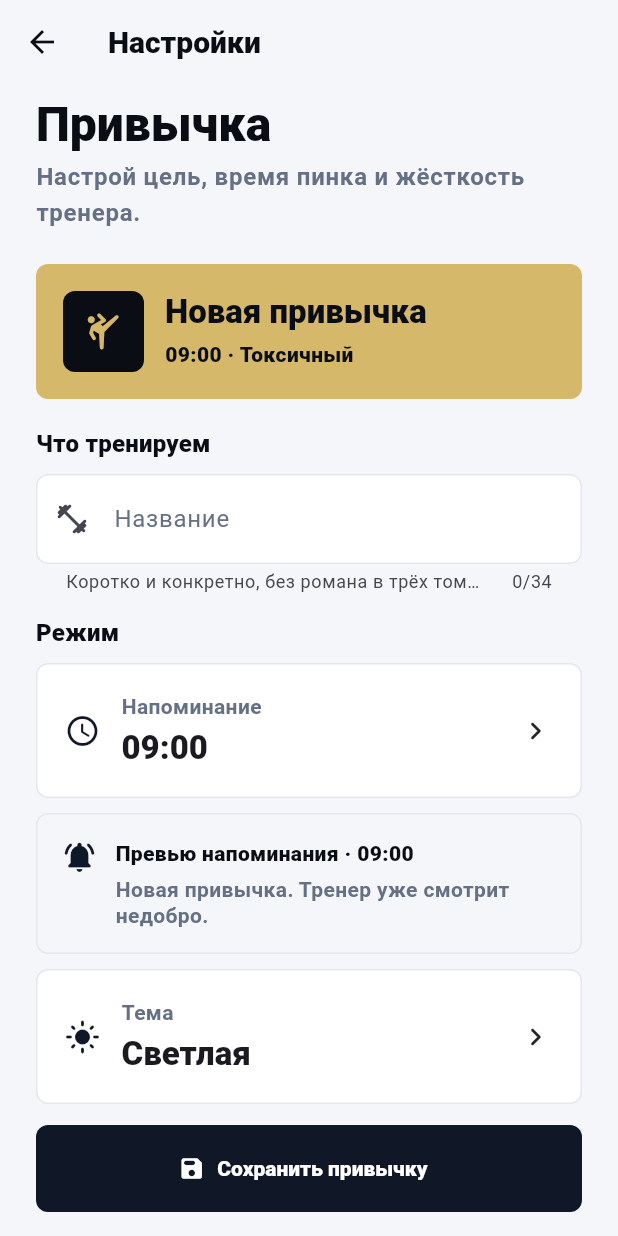
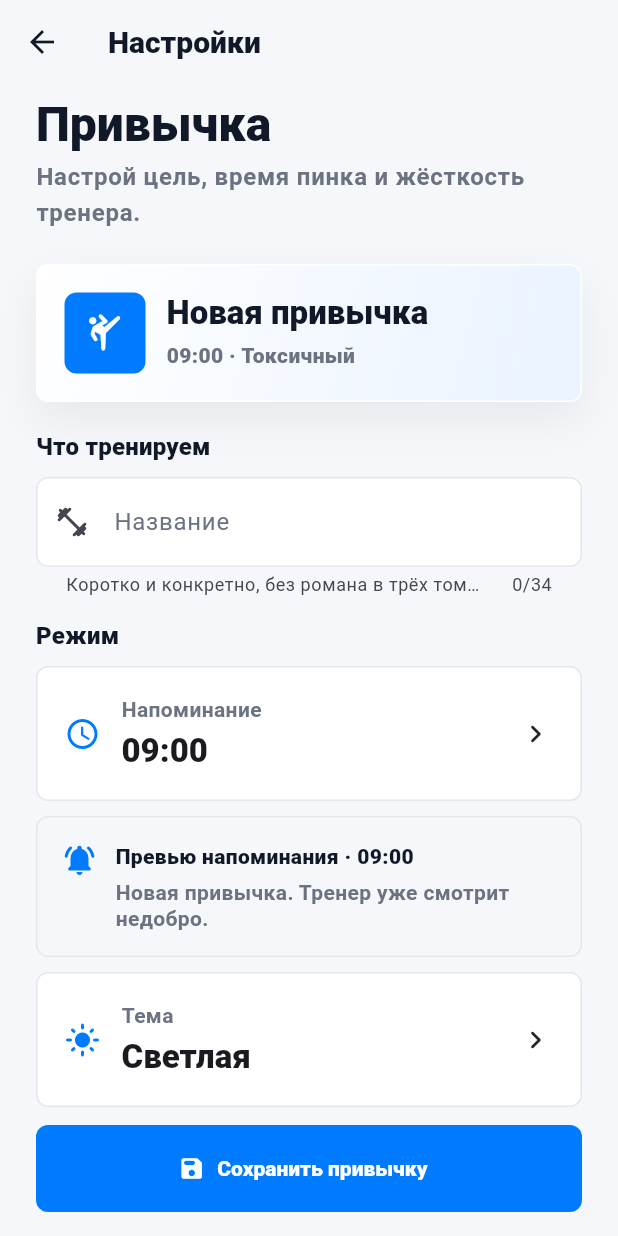
Before and after one commit to Kurdukov/AngryCoach, a Flutter app: the SettingsScreen screen opened directly with empty values, on a phone screen of 412 x 824 dp. Run offline on Flutter 3.47's test engine with Material 3 defaults, Android fonts, the phone set to English and light mode, and no system bars; our stand-ins replace flutter_local_notifications, shared_preferences, timezone; accounts and stored records are empty.

Commit message:
Shift design toward iOS glass style

```diff
--- a/lib/screens/settings_screen.dart
+++ b/lib/screens/settings_screen.dart
@@ -253,11 +253,28 @@ class _HabitPreview extends StatelessWidget {
 
   @override
   Widget build(BuildContext context) {
+    final dark = Theme.of(context).brightness == Brightness.dark;
+    final ink = dark ? Colors.white : AppColors.ink;
+
     return Container(
       padding: const EdgeInsets.all(18),
       decoration: BoxDecoration(
-        color: AppColors.lime,
+        gradient: LinearGradient(
+          begin: Alignment.topLeft,
+          end: Alignment.bottomRight,
+          colors: dark
+              ? const [Color(0xFF151922), Color(0xFF0C111A)]
+              : const [Colors.white, Color(0xFFEAF3FF)],
+        ),
         borderRadius: BorderRadius.circular(8),
+        border: Border.all(color: dark ? AppColors.darkStroke : Colors.white),
+        boxShadow: [
+          BoxShadow(
+            color: Colors.black.withValues(alpha: dark ? 0.0 : 0.06),
+            blurRadius: 24,
+            offset: const Offset(0, 12),
+          ),
+        ],
       ),
       child: Row(
         children: [
@@ -265,12 +282,12 @@ class _HabitPreview extends StatelessWidget {
             width: 54,
             height: 54,
             decoration: BoxDecoration(
-              color: AppColors.ink,
+              color: AppColors.primary,
               borderRadius: BorderRadius.circular(8),
             ),
             child: const Icon(
               Icons.sports_martial_arts_rounded,
-              color: AppColors.lime,
+              color: Colors.white,
               size: 28,
             ),
           ),
@@ -284,7 +301,7 @@ class _HabitPreview extends StatelessWidget {
                   maxLines: 2,
                   overflow: TextOverflow.ellipsis,
                   style: Theme.of(context).textTheme.titleLarge?.copyWith(
-                    color: AppColors.ink,
+                    color: ink,
                     fontWeight: FontWeight.w900,
                     height: 1.0,
                   ),
@@ -294,8 +311,8 @@ class _HabitPreview extends StatelessWidget {
                   '$time · ${intensity.label}',
                   maxLines: 1,
                   overflow: TextOverflow.ellipsis,
-                  style: const TextStyle(
-                    color: AppColors.ink,
+                  style: TextStyle(
+                    color: dark ? Colors.white70 : AppColors.muted,
                     fontWeight: FontWeight.w800,
                   ),
                 ),
--- a/lib/theme/app_colors.dart
+++ b/lib/theme/app_colors.dart
@@ -3,20 +3,20 @@ import 'package:flutter/material.dart';
 class AppColors {
   const AppColors._();
 
-  static const primary = Color(0xFF101828);
-  static const primarySoft = Color(0xFF344054);
-  static const lime = Color(0xFFD6B86A);
+  static const primary = Color(0xFF007AFF);
+  static const primarySoft = Color(0xFF5AC8FA);
+  static const lime = Color(0xFFE8F2FF);
   static const green = Color(0xFF34C759);
-  static const ink = Color(0xFF0A0D14);
-  static const muted = Color(0xFF667085);
-  static const surface = Color(0xFFF4F6FA);
+  static const ink = Color(0xFF111827);
+  static const muted = Color(0xFF6B7280);
+  static const surface = Color(0xFFF5F7FB);
   static const card = Colors.white;
-  static const stroke = Color(0xFFE4E7EC);
-  static const darkSurface = Color(0xFF06080D);
-  static const darkCard = Color(0xFF111827);
-  static const darkStroke = Color(0xFF263142);
-  static const yellow = Color(0xFFF4D35E);
-  static const pink = Color(0xFFE86F91);
-  static const blue = Color(0xFFB8D7FF);
-  static const orange = Color(0xFFE8A04B);
+  static const stroke = Color(0xFFE5E7EB);
+  static const darkSurface = Color(0xFF05070B);
+  static const darkCard = Color(0xFF111318);
+  static const darkStroke = Color(0xFF2A2F3A);
+  static const yellow = Color(0xFFF2F4F7);
+  static const pink = Color(0xFFFFE5EC);
+  static const blue = Color(0xFFDCEBFF);
+  static const orange = Color(0xFFE9EEF6);
 }
```
Also changed, not shown: lib/screens/home_screen.dart (+47 -17 lines).
